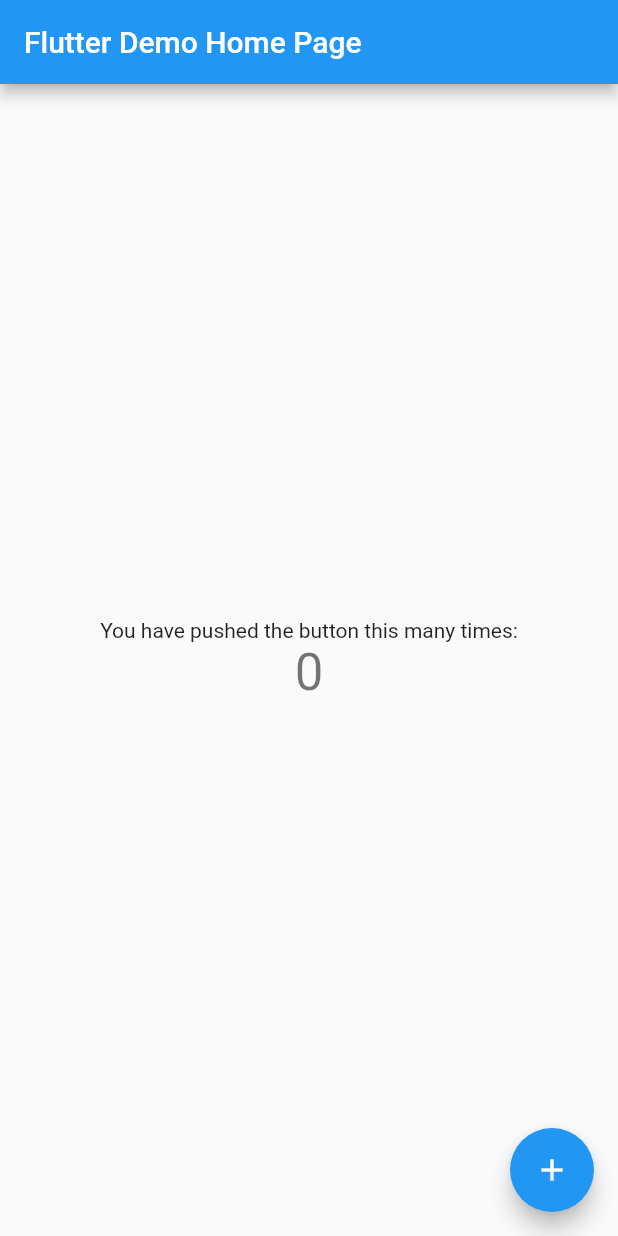
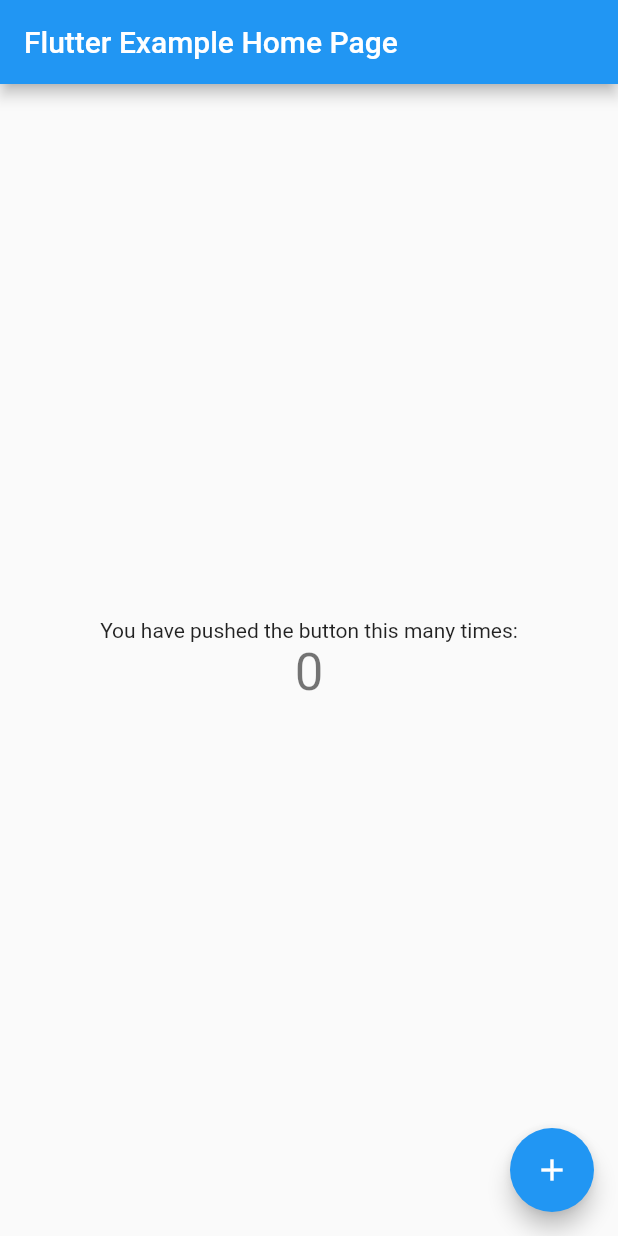
Before and after one commit to rotbot/flutter_example, a Flutter app: the screen it shows after launch, on a phone screen of 412 x 824 dp. Run offline on Flutter 3.47's test engine with Material 2 defaults, Android fonts, the phone set to English and light mode, and no system bars.

Commit message:
demo -> example

```diff
--- a/lib/main.dart
+++ b/lib/main.dart
@@ -20,7 +20,7 @@ class MyApp extends StatelessWidget {
         // is not restarted.
         primarySwatch: Colors.blue,
       ),
-      home: MyHomePage(title: 'Flutter Demo Home Page'),
+      home: MyHomePage(title: 'Flutter Example Home Page'),
     );
   }
 }
```
